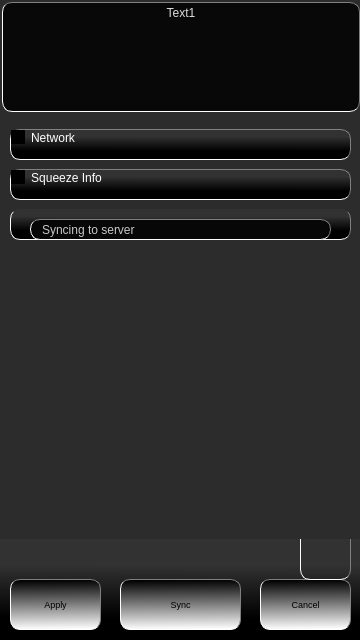
This is mainwindow.ui in flaithbheartaigh/squeezecontroll as Qt 5 draws it before an edit. The edited form follows.
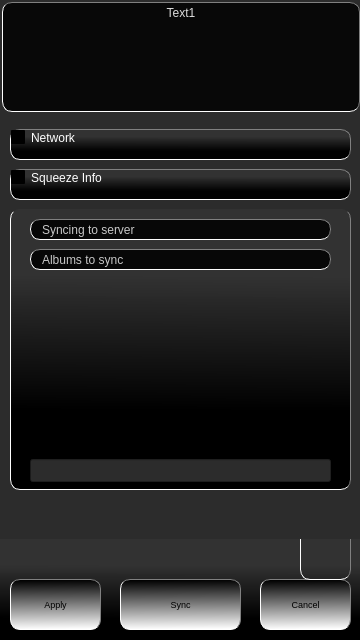
This is the edited form. Icons and pictures are not drawn. Custom widgets are drawn as their Qt base class.

Diff of the .ui file:
```diff
--- a/mainwindow.ui
+++ b/mainwindow.ui
@@ -1829,7 +1829,7 @@
         <x>10</x>
         <y>210</y>
         <width>341</width>
-        <height>31</height>
+        <height>281</height>
        </rect>
       </property>
       <property name="styleSheet">
```
